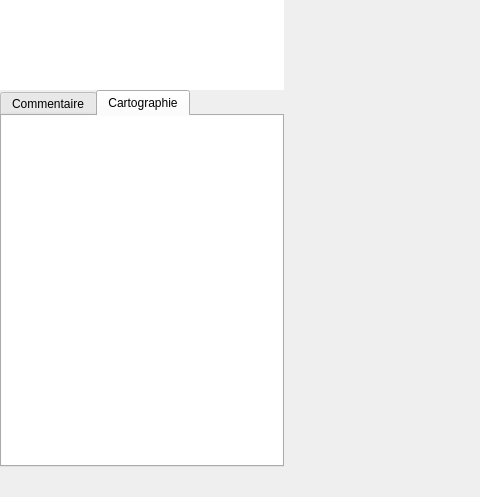
Old version of the form Src/MatisseServer/ui/AssemblyGui.ui in the repository IfremerUnderwater/Matisse; both pictures show x 0 to 480 and y 303 to 800 of the 1280 by 800 pixel window.
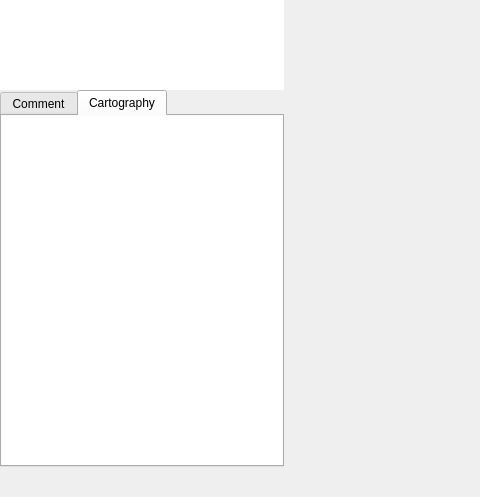
New version of the form. The open tabs and pages were chosen to show the change. Icons and pictures are not drawn. Custom widgets are drawn as their Qt base class.

Diff of the .ui file:
```diff
--- a/Src/MatisseServer/ui/AssemblyGui.ui
+++ b/Src/MatisseServer/ui/AssemblyGui.ui
@@ -282,6 +282,9 @@
            </property>
            <item row="0" column="0">
             <widget class="MatisseTabWidget" name="_TW_mapViewTabs">
+             <property name="enabled">
+              <bool>true</bool>
+             </property>
              <property name="sizePolicy">
               <sizepolicy hsizetype="Expanding" vsizetype="Expanding">
                <horstretch>0</horstretch>
@@ -306,6 +309,9 @@
              <property name="elideMode">
               <enum>Qt::ElideNone</enum>
              </property>
+             <property name="tabBarAutoHide">
+              <bool>false</bool>
+             </property>
              <widget class="QWidget" name="_TABW_properties">
               <property name="sizePolicy">
                <sizepolicy hsizetype="Expanding" vsizetype="Expanding">
@@ -326,7 +332,7 @@
                </size>
               </property>
               <attribute name="title">
-               <string>Commentaire</string>
+               <string>Comment</string>
               </attribute>
               <layout class="QGridLayout" name="gridLayout_3">
                <property name="leftMargin">
@@ -437,7 +443,7 @@
                </size>
               </property>
               <attribute name="title">
-               <string>Cartographie</string>
+               <string>Cartography</string>
               </attribute>
               <layout class="QGridLayout" name="gridLayout_7">
                <property name="leftMargin">
```
Left out of the diff: 8 changed lines with no effect on the pictures.
